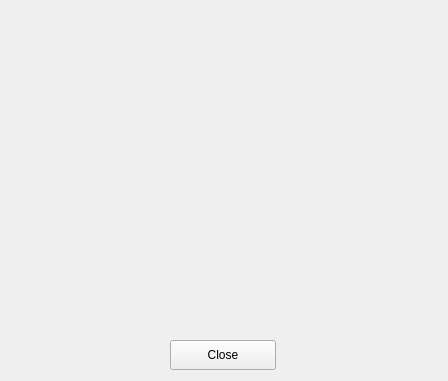
Old version of the form UI/thankyou.ui in the repository swapnilbelote/ServiceFeedbackSystem.
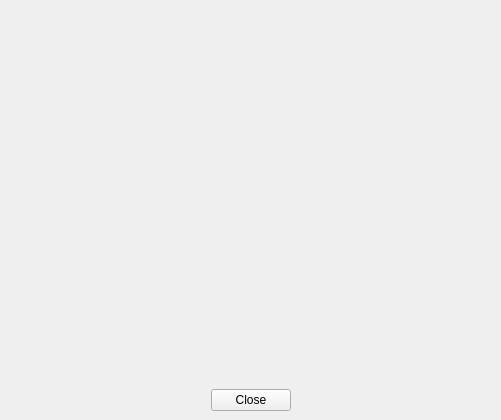
New version of the form.

Commit message: Task:  - UI is expanded automatically, form size is updated  - code changes with more meaningful name.

```diff
--- a/UI/thankyou.ui
+++ b/UI/thankyou.ui
@@ -1,43 +1,74 @@
 <?xml version="1.0" encoding="UTF-8"?>
 <ui version="4.0">
  <class>CThankYou</class>
- <widget class="QWidget" name="CThankYou">
+ <widget class="QMainWindow" name="CThankYou">
   <property name="geometry">
    <rect>
     <x>0</x>
     <y>0</y>
-    <width>448</width>
-    <height>381</height>
+    <width>501</width>
+    <height>420</height>
    </rect>
   </property>
-  <property name="windowTitle">
-   <string>Form</string>
+  <property name="sizePolicy">
+   <sizepolicy hsizetype="Preferred" vsizetype="Preferred">
+    <horstretch>0</horstretch>
+    <verstretch>0</verstretch>
+   </sizepolicy>
   </property>
-  <widget class="QPushButton" name="pushButton">
-   <property name="geometry">
-    <rect>
-     <x>170</x>
-     <y>340</y>
-     <width>106</width>
-     <height>30</height>
-    </rect>
-   </property>
-   <property name="text">
-    <string>Close</string>
-   </property>
-  </widget>
-  <widget class="QLabel" name="label">
-   <property name="geometry">
-    <rect>
-     <x>10</x>
-     <y>10</y>
-     <width>431</width>
-     <height>321</height>
-    </rect>
-   </property>
-   <property name="text">
-    <string/>
-   </property>
+  <widget class="QWidget" name="verticalLayoutWidget">
+   <layout class="QVBoxLayout" name="verticalLayout">
+    <item>
+     <widget class="QLabel" name="label">
+      <property name="sizePolicy">
+       <sizepolicy hsizetype="Preferred" vsizetype="Preferred">
+        <horstretch>100</horstretch>
+        <verstretch>100</verstretch>
+       </sizepolicy>
+      </property>
+      <property name="text">
+       <string/>
+      </property>
+     </widget>
+    </item>
+    <item>
+     <layout class="QHBoxLayout" name="horizontalLayout">
+      <item>
+       <spacer name="horizontalSpacer">
+        <property name="orientation">
+         <enum>Qt::Horizontal</enum>
+        </property>
+        <property name="sizeHint" stdset="0">
+         <size>
+          <width>40</width>
+          <height>20</height>
+         </size>
+        </property>
+       </spacer>
+      </item>
+      <item>
+       <widget class="QPushButton" name="pushButton">
+        <property name="text">
+         <string>Close</string>
+        </property>
+       </widget>
+      </item>
+      <item>
+       <spacer name="horizontalSpacer_2">
+        <property name="orientation">
+         <enum>Qt::Horizontal</enum>
+        </property>
+        <property name="sizeHint" stdset="0">
+         <size>
+          <width>40</width>
+          <height>20</height>
+         </size>
+        </property>
+       </spacer>
+      </item>
+     </layout>
+    </item>
+   </layout>
   </widget>
  </widget>
  <resources/>
```
The commit also changes 4 other files.
